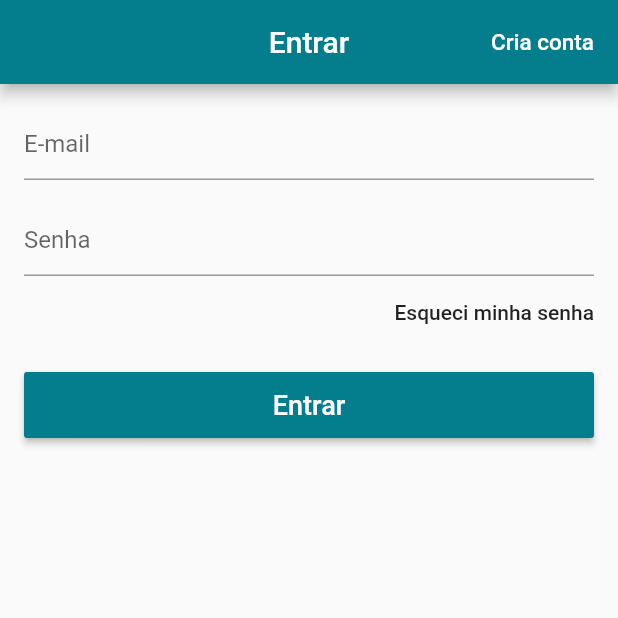
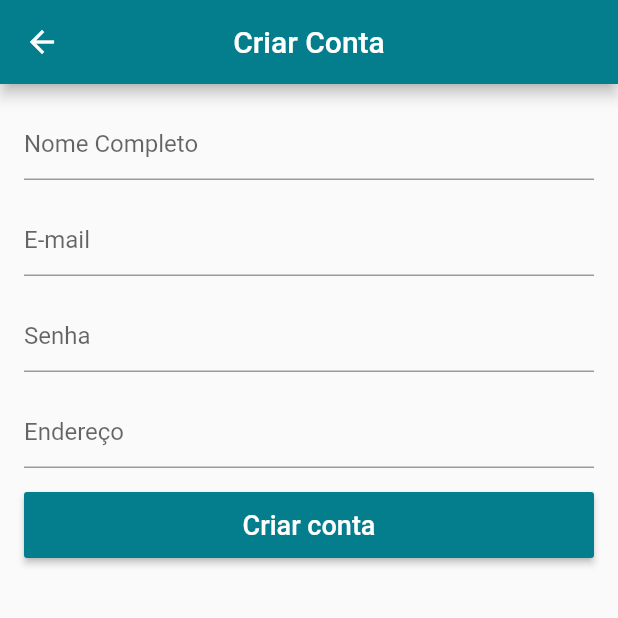
Before and after one commit to allefsousa/Virtual-Store, a Flutter app: the LoginScreen screen opened directly, after a tap on "Cria conta", on a phone screen of 412 x 824 dp, the top half of it. Run offline on Flutter 3.47's test engine with Material 2 defaults, Android fonts, the phone set to English and light mode, and no system bars; our stand-ins replace carousel_pro, cloud_firestore, transparent_image; accounts and stored records are empty.

```diff
--- a/lib/main.dart
+++ b/lib/main.dart
@@ -1,6 +1,7 @@
 import 'package:flutter/material.dart';
 import 'package:lojavirtual/screen/home_screen.dart';
 import 'package:lojavirtual/screen/login_screen.dart';
+import 'package:lojavirtual/screen/signup_screen.dart';
 
 void main() => runApp(MyApp());
 
@@ -14,7 +15,7 @@ class MyApp extends StatelessWidget {
         primaryColor: Color.fromARGB(255, 4, 125, 141)
       ),
       debugShowCheckedModeBanner: false,
-      home: LoginScreen(),
+      home: HomeScreen(),
     );
   }
 }
--- a/lib/screen/login_screen.dart
+++ b/lib/screen/login_screen.dart
@@ -1,12 +1,9 @@
 import 'package:flutter/material.dart';
+import 'package:lojavirtual/screen/signup_screen.dart';
 
 class LoginScreen extends StatelessWidget {
 
-
   final _formKey = GlobalKey<FormState>();
-
-
-
 
   @override
   Widget build(BuildContext context) {
@@ -16,7 +13,11 @@ class LoginScreen extends StatelessWidget {
         centerTitle: true,
         actions: <Widget>[
           FlatButton(
-            onPressed: () {},
+            onPressed: () {
+              Navigator.of(context).pushReplacement(
+                MaterialPageRoute(builder: (context) => SignUpScreen())
+              );
+            },
             child: Text(
               "Cria conta",
               style: TextStyle(
--- /dev/null
+++ b/lib/screen/signup_screen.dart
@@ -0,0 +1,76 @@
+import 'package:flutter/material.dart';
+
+class SignUpScreen extends StatelessWidget {
+
+  final _formKey = GlobalKey<FormState>();
+
+  @override
+  Widget build(BuildContext context) {
+      return Scaffold(
+      appBar: AppBar(
+        title: Text("Criar Conta"),
+        centerTitle: true,
+      ),
+      body: Form(
+        key: _formKey,
+        child: ListView(
+          padding: EdgeInsets.all(16.0),
+          children: <Widget>[
+            TextFormField(
+              decoration: InputDecoration(hintText: "Nome Completo"),
+              keyboardType: TextInputType.text,
+              validator: (text){
+                if (text.isEmpty) return "Nome Invalido";
+              },
+            ),
+            SizedBox(
+              height: 16.0,
+            ),TextFormField(
+              decoration: InputDecoration(hintText: "E-mail"),
+              keyboardType: TextInputType.emailAddress,
+              validator: (text){
+                if (text.isEmpty || !text.contains("@")) return "Email Invalido";
+              },
+            ),
+            SizedBox(
+              height: 16.0,
+            ),
+            TextFormField(
+              decoration: InputDecoration(hintText: "Senha"),
+              obscureText: true,
+              validator: (text){
+                if(text.isEmpty || text.length <6) return "Senha Invalida";
+              },
+            ),
+            SizedBox(
+              height: 16.0,
+            ),
+            TextFormField(
+              decoration: InputDecoration(hintText: "Endereço"),
+              validator: (text){
+                if(text.isEmpty) return "Endereço Invalida";
+              },
+            ),
+            SizedBox(
+              height: 16.0,
+            ),
+            SizedBox(height: 44.0,child: RaisedButton(
+              onPressed: () {
+                if(_formKey.currentState.validate()){
+
+                }
+              },
+              child: Text(
+                "Criar conta",
+                style: TextStyle(fontSize: 18.0),
+              ),
+              textColor: Colors.white,
+              color: Theme.of(context).primaryColor,
+            ),)
+          ],
+        ),
+      ),
+    );
+  }
+
+}
--- a/lib/widget/custom_drawer.dart
+++ b/lib/widget/custom_drawer.dart
@@ -1,4 +1,5 @@
 import 'package:flutter/material.dart';
+import 'package:lojavirtual/screen/login_screen.dart';
 import 'package:lojavirtual/tiles/drawer_tiles.dart';
 
 class CustomDrawer extends StatelessWidget {
@@ -56,7 +57,11 @@ class CustomDrawer extends StatelessWidget {
                                   fontWeight: FontWeight.bold,
                                   fontSize: 16.0),
                             ),
-                            onTap: () {},
+                            onTap: () {
+                              Navigator.of(context).push(
+                                MaterialPageRoute(builder: (context) => LoginScreen())
+                              );
+                            },
                           )
                         ],
                       ),
```
Also changed, not shown: 3 other files.
